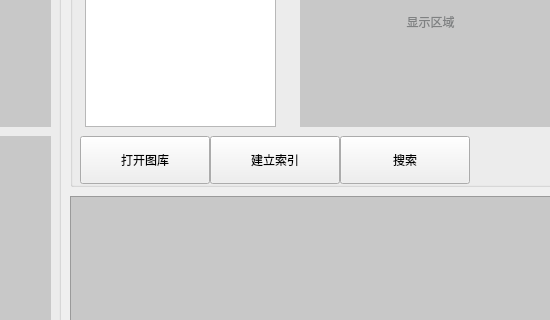
Old version of the form CocsoFace/mainwindow.ui in the repository willard-yuan/SeetaFaceLib; both pictures show x 200 to 750 and y 121 to 441 of the 1049 by 794 pixel window.
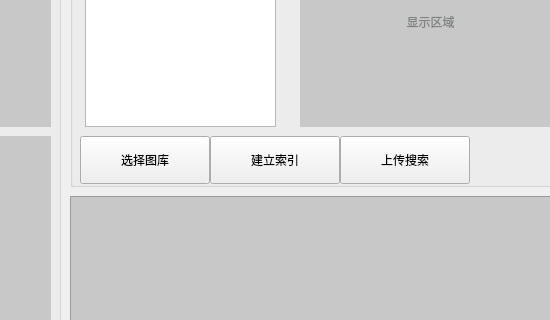
New version of the form. Icons and pictures are not drawn.

What changed in the file:
```diff
--- a/CocsoFace/mainwindow.ui
+++ b/CocsoFace/mainwindow.ui
@@ -454,7 +454,7 @@
      </rect>
     </property>
     <property name="text">
-     <string>打开图库</string>
+     <string>选择图库</string>
     </property>
     <property name="icon">
      <iconset resource="design.qrc">
@@ -506,7 +506,7 @@
      </rect>
     </property>
     <property name="text">
-     <string>搜索</string>
+     <string>上传搜索</string>
     </property>
     <property name="icon">
      <iconset resource="design.qrc">
```
Left out of the diff: 31 changed lines with no effect on the pictures.
